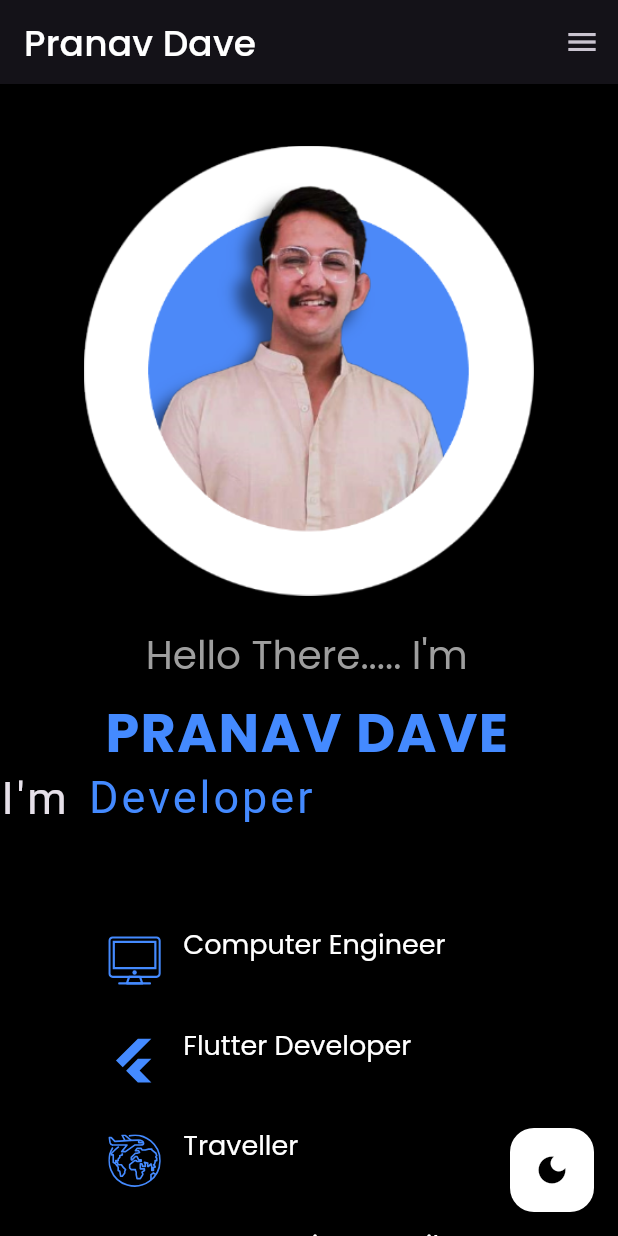
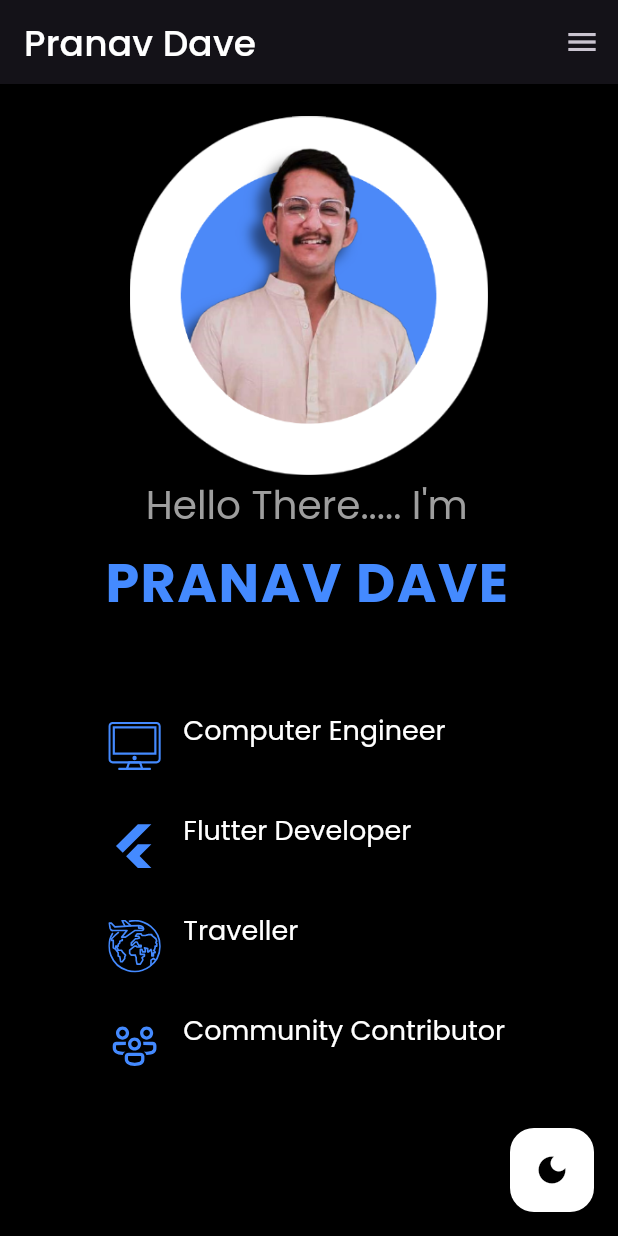
Before and after one commit to Pranav2918/MyPortfolio, a Flutter app: the screen it shows after launch, after a tap on "Pranav Dave", on a phone screen of 412 x 824 dp. Run offline on Flutter 3.47's test engine with Material 3 defaults, Android fonts, the phone set to English and light mode, and no system bars; drawn by our look-alikes of animated_text_kit; our stand-ins replace flutter_svg, google_fonts; Roboto replaces fonts that are missing (Abel).

Commit message:
added animation to profile picture

```diff
--- a/lib/views/intro.dart
+++ b/lib/views/intro.dart
@@ -3,8 +3,34 @@ import 'package:pranavdave/common/responsive.dart';
 import 'package:pranavdave/widgets/animated_text.dart';
 import 'package:pranavdave/widgets/text_w_image.dart';
 
-class Intro extends StatelessWidget {
+class Intro extends StatefulWidget {
   const Intro({super.key});
+
+  @override
+  State<Intro> createState() => _IntroState();
+}
+
+class _IntroState extends State<Intro> with SingleTickerProviderStateMixin {
+  late AnimationController _controller;
+  late Animation<double> _animation;
+
+  @override
+  void initState() {
+    super.initState();
+    _controller = AnimationController(
+      duration: const Duration(seconds: 1),
+      vsync: this,
+    )..repeat(reverse: true);
+
+    _animation = Tween<double>(begin: 1.0, end: 1.2)
+        .animate(CurvedAnimation(parent: _controller, curve: Curves.easeInOut));
+  }
+
+  @override
+  void dispose() {
+    _controller.dispose();
+    super.dispose();
+  }
 
   @override
   Widget build(BuildContext context) {
@@ -68,10 +94,19 @@ class Intro extends StatelessWidget {
           ),
           Padding(
             padding: EdgeInsets.only(right: screenSize.width * 0.08),
-            child: Image.asset(
+            child: AnimatedBuilder(
+              animation: _animation,
+              builder: (context, child) {
+                return Transform.scale(
+                  scale: _animation.value,
+                  child: child,
+                );
+              },
+              child: Image.asset(
               "assets/images/profile.png",
               height: 300.0,
               width: 300.0,
+            ),
             ),
           )
         ]);
@@ -86,16 +121,25 @@ class Intro extends StatelessWidget {
         children: [
           SizedBox(height: screenSize.height * 0.05),
           Center(
-            child: Image.asset(
+            child: AnimatedBuilder(
+              animation: _animation,
+              builder: (context, child) {
+                return Transform.scale(
+                  scale: _animation.value,
+                  child: child,
+                );
+              },
+              child: Image.asset(
               "assets/images/profile.png",
-              height: 300.0,
-              width: 300.0,
+                height: 200.0,
+                width: 200.0,
+              ),
             ),
           ),
           SizedBox(height: screenSize.height * 0.03),
           _showIntroText(screenSize, context),
           //Changing Texts
-          const ChangingText(),
+          // const ChangingText(),
           SizedBox(height: screenSize.height * 0.08),
           Row(
             mainAxisAlignment: MainAxisAlignment.center,
```
